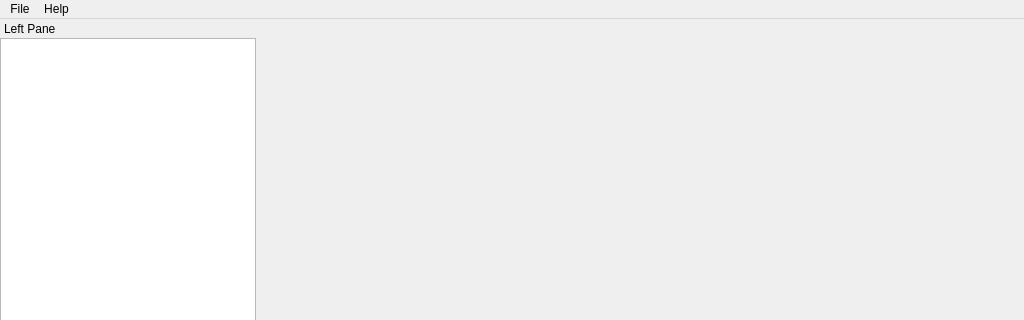
ABBAPOH/textureviewer, file src/apps/textureviewer/mainwindow.ui: the form before one commit; both pictures show x 0 to 1024 and y 0 to 320 of the 1024 by 768 pixel window.
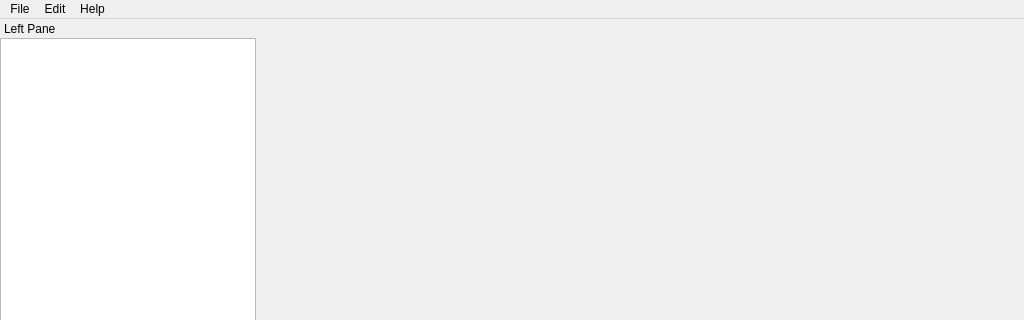
The form after the commit.

Diff of the .ui file:
```diff
--- a/src/apps/textureviewer/mainwindow.ui
+++ b/src/apps/textureviewer/mainwindow.ui
@@ -39,7 +39,14 @@
     <addaction name="actionAboutQt"/>
     <addaction name="actionTextureFormats"/>
    </widget>
+   <widget class="QMenu" name="menuEdit">
+    <property name="title">
+     <string>Edit</string>
+    </property>
+    <addaction name="actionConvert"/>
+   </widget>
    <addaction name="menuFile"/>
+   <addaction name="menuEdit"/>
    <addaction name="menuHelp"/>
   </widget>
   <widget class="QStatusBar" name="statusbar"/>
```
Left out of the diff: 8 changed lines with no effect on the pictures.
